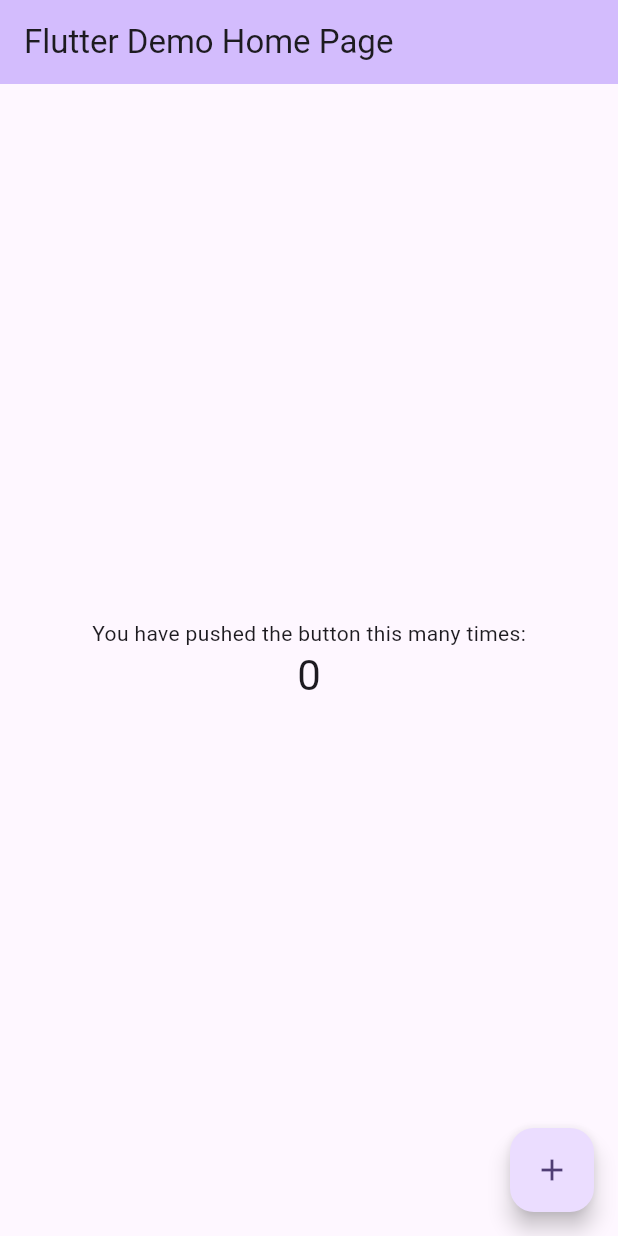
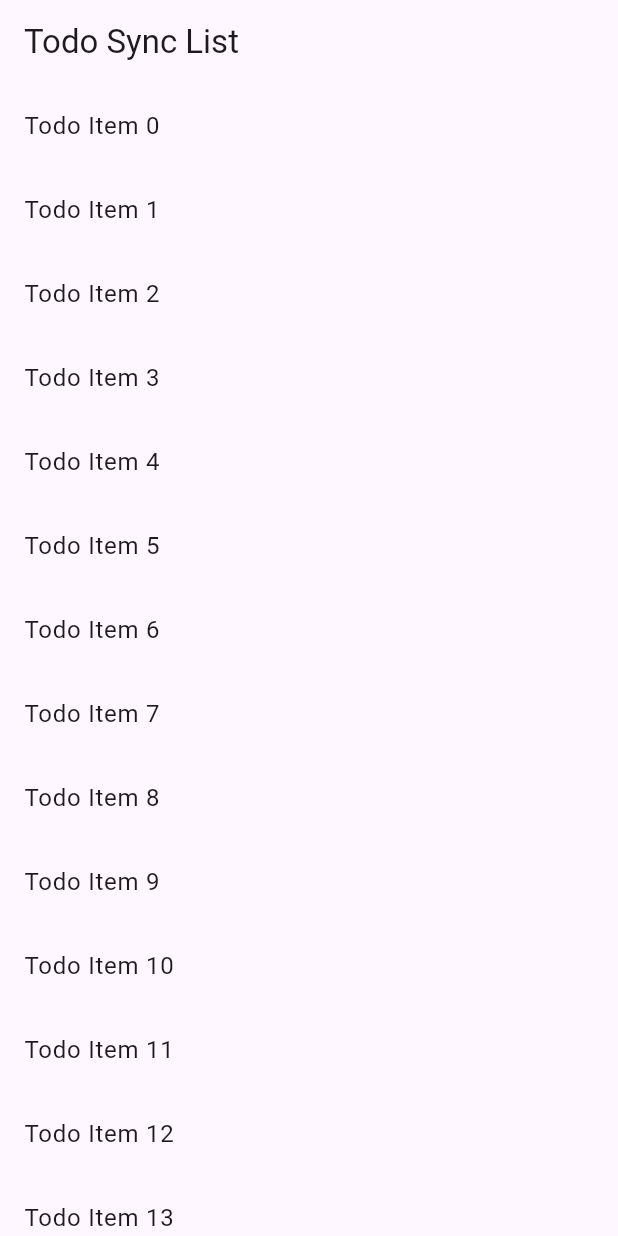
Before and after one commit to AnishBaniya1/Flutter-Learning, a Flutter app: the screen it shows after launch, on a phone screen of 412 x 824 dp. Run offline on Flutter 3.47's test engine with Material 3 defaults, Android fonts, the phone set to English and light mode, and no system bars; our stand-ins replace cached_network_image, file_picker, firebase_auth, firebase_core, flutter_bloc, flutter_dotenv and 3 more; accounts and stored records are empty; generated files the repository leaves out were written again.

Commit message:
feat: add sync todo list notifier and state management

```diff
--- a/Flutter/riverpod_proj/analysis_options.yaml
+++ b/Flutter/riverpod_proj/analysis_options.yaml
@@ -26,3 +26,8 @@ linter:
 
 # Additional information about this file can be found at
 # https://dart.dev/guides/language/analysis-options
+analyzer:
+  plugins:
+    - custom_lint
+  errors:
+    invalid_annotation_target: ignore
--- /dev/null
+++ b/Flutter/riverpod_proj/lib/core/models/sync_todo_state.dart
@@ -0,0 +1,14 @@
+import 'package:freezed_annotation/freezed_annotation.dart';
+
+part 'sync_todo_state.freezed.dart';
+
+@freezed
+sealed class SyncTodoState with _$SyncTodoState {
+  const factory SyncTodoState({required List<TodoItem> items}) =
+      _SyncTodoState;
+}
+
+@freezed
+sealed class TodoItem with _$TodoItem {
+  const factory TodoItem({required String title}) = _TodoItem;
+}
--- a/Flutter/riverpod_proj/lib/main.dart
+++ b/Flutter/riverpod_proj/lib/main.dart
@@ -1,122 +1,18 @@
 import 'package:flutter/material.dart';
+import 'package:riverpod_proj/ui/screens/todo_sync_list_screen.dart';
 
 void main() {
-  runApp(const MyApp());
+  runApp(App());
 }
 
-class MyApp extends StatelessWidget {
-  const MyApp({super.key});
+class App extends StatelessWidget {
+  const App({super.key});
 
-  // This widget is the root of your application.
   @override
   Widget build(BuildContext context) {
     return MaterialApp(
-      title: 'Flutter Demo',
-      theme: ThemeData(
-        // This is the theme of your application.
-        //
-        // TRY THIS: Try running your application with "flutter run". You'll see
-        // the application has a purple toolbar. Then, without quitting the app,
-        // try changing the seedColor in the colorScheme below to Colors.green
-        // and then invoke "hot reload" (save your changes or press the "hot
-        // reload" button in a Flutter-supported IDE, or press "r" if you used
-        // the command line to start the app).
-        //
-        // Notice that the counter didn't reset back to zero; the application
-        // state is not lost during the reload. To reset the state, use hot
-        // restart instead.
-        //
-        // This works for code too, not just values: Most code changes can be
-        // tested with just a hot reload.
-        colorScheme: .fromSeed(seedColor: Colors.deepPurple),
-      ),
-      home: const MyHomePage(title: 'Flutter Demo Home Page'),
+      debugShowCheckedModeBanner: false,
+      home: const TodoSyncListScreen(),
     );
   }
 }
-
-class MyHomePage extends StatefulWidget {
-  const MyHomePage({super.key, required this.title});
-
-  // This widget is the home page of your application. It is stateful, meaning
-  // that it has a State object (defined below) that contains fields that affect
-  // how it looks.
-
-  // This class is the configuration for the state. It holds the values (in this
-  // case the title) provided by the parent (in this case the App widget) and
-  // used by the build method of the State. Fields in a Widget subclass are
-  // always marked "final".
-
-  final String title;
-
-  @override
-  State<MyHomePage> createState() => _MyHomePageState();
-}
-
-class _MyHomePageState extends State<MyHomePage> {
-  int _counter = 0;
-
-  void _incrementCounter() {
-    setState(() {
-      // This call to setState tells the Flutter framework that something has
-      // changed in this State, which causes it to rerun the build method below
-      // so that the display can reflect the updated values. If we changed
-      // _counter without calling setState(), then the build method would not be
-      // called again, and so nothing would appear to happen.
-      _counter++;
-    });
-  }
-
-  @override
-  Widget build(BuildContext context) {
-    // This method is rerun every time setState is called, for instance as done
-    // by the _incrementCounter method above.
-    //
-    // The Flutter framework has been optimized to make rerunning build methods
-    // fast, so that you can just rebuild anything that needs updating rather
-    // than having to individually change instances of widgets.
-    return Scaffold(
-      appBar: AppBar(
-        // TRY THIS: Try changing the color here to a specific color (to
-        // Colors.amber, perhaps?) and trigger a hot reload to see the AppBar
-        // change color while the other colors stay the same.
-        backgroundColor: Theme.of(context).colorScheme.inversePrimary,
-        // Here we take the value from the MyHomePage object that was created by
-        // the App.build method, and use it to set our appbar title.
-        title: Text(widget.title),
-      ),
-      body: Center(
-        // Center is a layout widget. It takes a single child and positions it
-        // in the middle of the parent.
-        child: Column(
-          // Column is also a layout widget. It takes a list of children and
-          // arranges them vertically. By default, it sizes itself to fit its
-          // children horizontally, and tries to be as tall as its parent.
-          //
-          // Column has various properties to control how it sizes itself and
-          // how it positions its children. Here we use mainAxisAlignment to
-          // center the children vertically; the main axis here is the vertical
-          // axis because Columns are vertical (the cross axis would be
-          // horizontal).
-          //
-          // TRY THIS: Invoke "debug painting" (choose the "Toggle Debug Paint"
-          // action in the IDE, or press "p" in the console), to see the
-          // wireframe for each widget.
-          mainAxisAlignment: .center,
-          children: [
-            const Text('You have pushed the button this many times:'),
-            Text(
-              '$_counter',
-              style: Theme.of(context).textTheme.headlineMedium,
-            ),
-          ],
-        ),
-      ),
-      floatingActionButton: FloatingActionButton(
-        onPressed: _incrementCounter,
-        tooltip: 'Increment',
-        child: const Icon(Icons.add),
-      ),
-    );
-  }
-}
--- /dev/null
+++ b/Flutter/riverpod_proj/lib/ui/screens/todo_sync_list_screen.dart
@@ -0,0 +1,17 @@
+import 'package:flutter/material.dart';
+
+class TodoSyncListScreen extends StatelessWidget {
+  const TodoSyncListScreen({super.key});
+
+  @override
+  Widget build(BuildContext context) {
+    return Scaffold(
+      appBar: AppBar(title: const Text('Todo Sync List')),
+      body: ListView.builder(
+        itemBuilder: (context, index) {
+          return ListTile(title: Text("Todo Item $index"));
+        },
+      ),
+    );
+  }
+}
```
Also changed, not shown: Flutter/riverpod_proj/lib/core/controllers/sync_todolist_notifier.dart (added, +12 -0 lines), Flutter/riverpod_proj/pubspec.yaml (+12 -2 lines), Flutter/riverpod_proj/lib/core/controllers/sync_todolist_notifier.g.dart (added), Flutter/riverpod_proj/lib/core/models/sync_todo_state.freezed.dart (added), Flutter/riverpod_proj/pubspec.lock, 1 other file.
